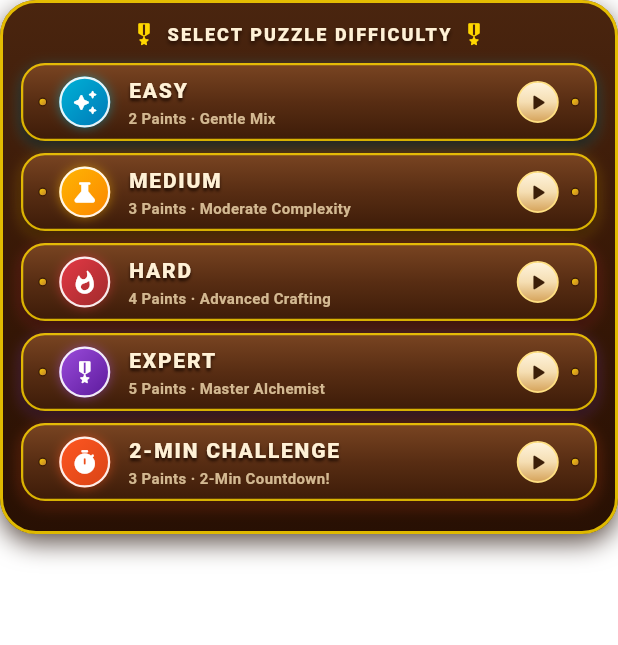
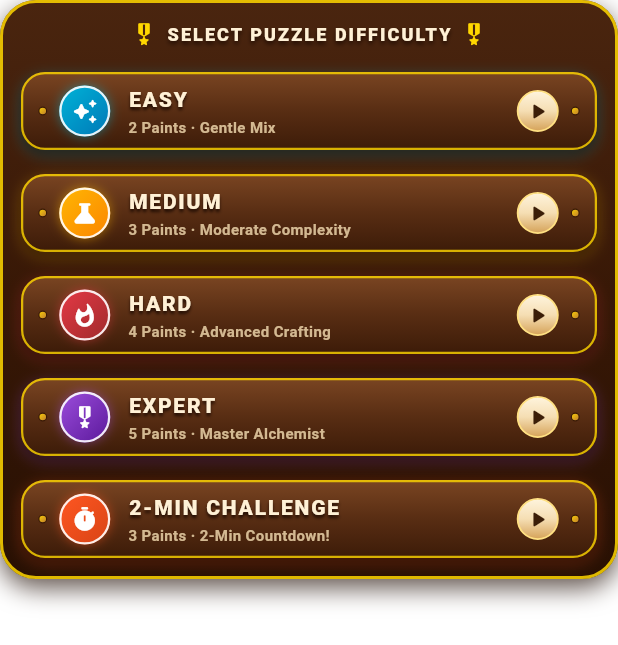
Before and after one commit to dharmesh-eww/colors, a Flutter app: the _UnityWoodenDifficultyMenu widget shown alone on an empty page, opened directly with empty values, on a phone screen of 412 x 824 dp. Shown: the top 645 px of the screen. Run offline on Flutter 3.47's test engine with Material 3 defaults, Android fonts, the phone set to English and light mode, and no system bars; our stand-ins replace audioplayers, cached_network_image, flutter_secure_storage; missing offline and left inert: flame, statekit; accounts and stored records are empty.

Commit message:
refactor: update spacing and padding in home page difficulty menu and remove play button

```diff
--- a/lib/App/screens/home_page/view/home_page.dart
+++ b/lib/App/screens/home_page/view/home_page.dart
@@ -127,26 +127,18 @@ class _HomeScreenBodyState extends State<_HomeScreenBody> with TickerProviderSta
                   ),
                 ),
 
-                const SizedBox(height: 12),
+                const SizedBox(height: 16),
 
                 // ── Unity-Style Wooden Slice Difficulty Menu ─────────────
                 Expanded(
                   child: SingleChildScrollView(
                     physics: const BouncingScrollPhysics(),
-                    padding: const EdgeInsets.symmetric(horizontal: 20),
+                    padding: const EdgeInsets.symmetric(horizontal: 20, vertical: 20),
                     child: _UnityWoodenDifficultyMenu(
                       onDifficultyTap: (tier) =>
                           widget.controller.onDifficultyClicked(context, tier),
                     ),
                   ),
-                ),
-
-                const SizedBox(height: 10),
-
-                // ── PLAY Button ───────────────────────────────────────────
-                _PlayButtonWidget(
-                  onTap: () => widget.controller.playButtonClicked(context),
-                  pulseAnimation: _scaleAnimation,
                 ),
 
                 const SizedBox(height: 12),
@@ -616,6 +608,7 @@ class _UnityWoodenDifficultyMenu extends StatelessWidget {
       ),
       child: Column(
         mainAxisSize: MainAxisSize.min,
+        spacing: 16,
         children: [
           // Header Label
           Row(
@@ -639,13 +632,10 @@ class _UnityWoodenDifficultyMenu extends StatelessWidget {
               const Icon(Icons.military_tech_rounded, size: 18, color: Color(0xFFFFD700)),
             ],
           ),
-          const SizedBox(height: 10),
+          // const SizedBox(height: 10),
           // Vertical Unity Wooden Slice Buttons Stack
           ...tiers.map(
-            (tier) => Padding(
-              padding: const EdgeInsets.only(bottom: 8),
-              child: _UnityWoodenSliceButton(tier: tier, onTap: () => onDifficultyTap(tier)),
-            ),
+            (tier) => _UnityWoodenSliceButton(tier: tier, onTap: () => onDifficultyTap(tier)),
           ),
         ],
       ),
```
